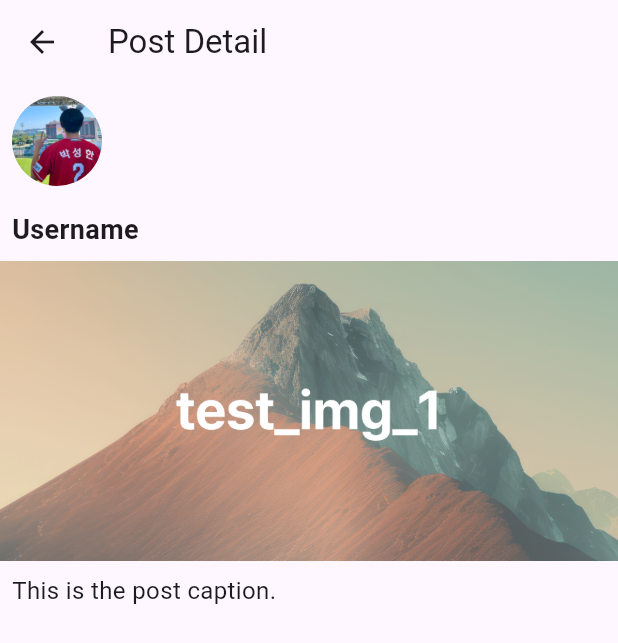
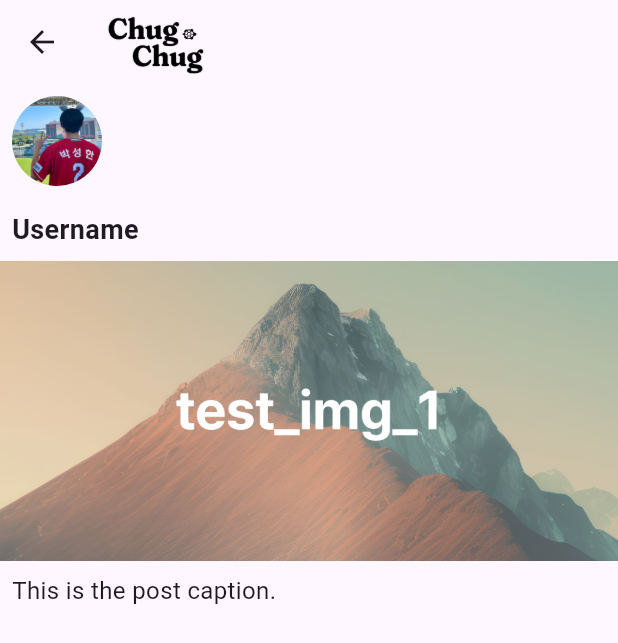
Before and after one commit to jhj04/ChugChug, a Flutter app: the screen it shows after launch, item 3 of the bottom bar chosen, after a tap on "테스트", on a phone screen of 412 x 824 dp. Shown: the top 643 px of the screen. Run offline on Flutter 3.47's test engine with Material 3 defaults, Android fonts, the light colour scheme and no system bars.

Commit message:
Added Chug-Chug Icons, Modified Community (Search & Noti Btn)

```diff
--- a/lib/Community.dart
+++ b/lib/Community.dart
@@ -6,7 +6,24 @@ class CommunityPage extends StatelessWidget {
   Widget build(BuildContext context) {
     return Scaffold(
       appBar: AppBar(
-        title: Text('Community'),
+        centerTitle: false, // Left-align the title
+        title: Image.asset('assets/chugchug.png', fit: BoxFit.contain, height: 50,),
+        actions: [
+          IconButton(
+            icon: Icon(Icons.search),
+            onPressed: () {
+              // Handle search button press
+              print('Search Button Pressed');
+            },
+          ),
+          IconButton(
+            icon: Icon(Icons.notifications),
+            onPressed: () {
+              // Handle notification button press
+              print('Notification Button Pressed');
+            },
+          ),
+        ],
       ),
       body: Column(
         crossAxisAlignment: CrossAxisAlignment.start,
@@ -33,7 +50,7 @@ class CommunityPage extends StatelessWidget {
           ),
           Expanded(
             child: ListView.builder(
-              itemCount: 10, // Adjust the number of posts as needed
+              itemCount: 5, // Adjust the number of posts as needed
               itemBuilder: (context, index) {
                 return InkWell(
                   onTap: () {
--- a/lib/PostDetailPage.dart
+++ b/lib/PostDetailPage.dart
@@ -17,7 +17,8 @@ class PostDetailPage extends StatelessWidget {
   Widget build(BuildContext context) {
     return Scaffold(
       appBar: AppBar(
-        title: Text('Post Detail'),
+        centerTitle: false,
+        title: Image.asset('assets/chugchug.png', fit: BoxFit.contain, height: 50,),
       ),
       body: Column(
         crossAxisAlignment: CrossAxisAlignment.start,
--- a/lib/main_screen.dart
+++ b/lib/main_screen.dart
@@ -39,6 +39,8 @@ class _MainPageState extends State<MainPage> {
             children : [
         AppBar(
             // elevation: 0,
+            //centerTitle: false,
+            //title: Image.asset('assets/chugchug.png', fit: BoxFit.contain, height: 80,),
             backgroundColor:Color(0xffF5F5F5),
             leading: IconButton(
               onPressed: (){
```
Also changed, not shown: assets/chugchug.png (added).
